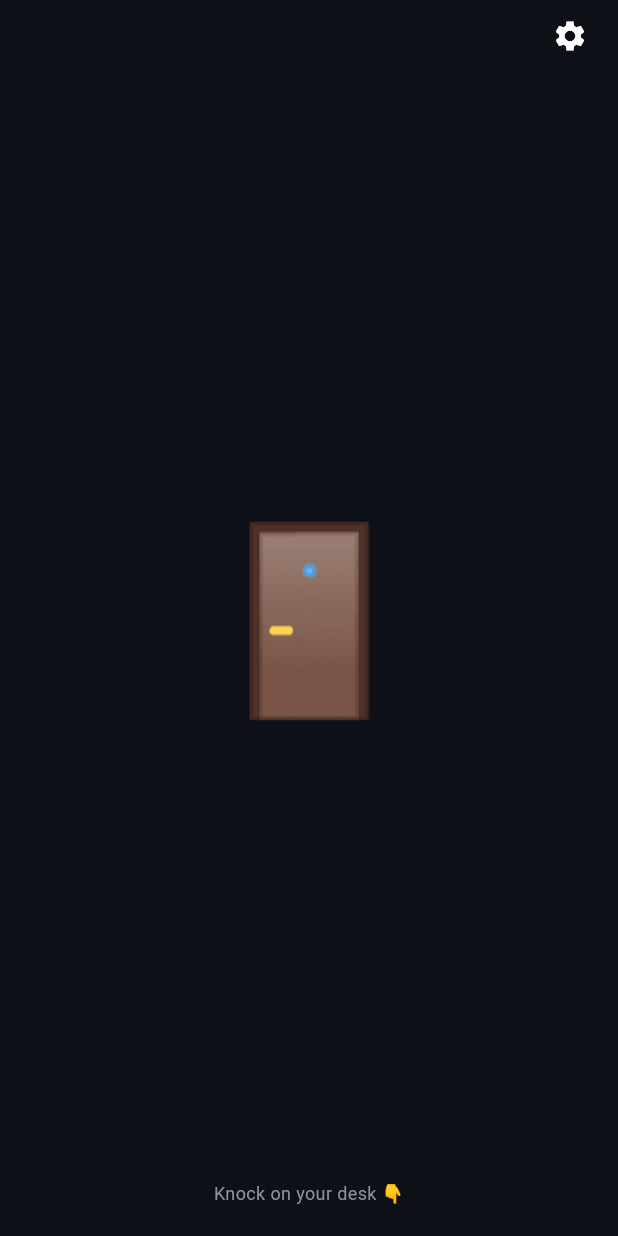
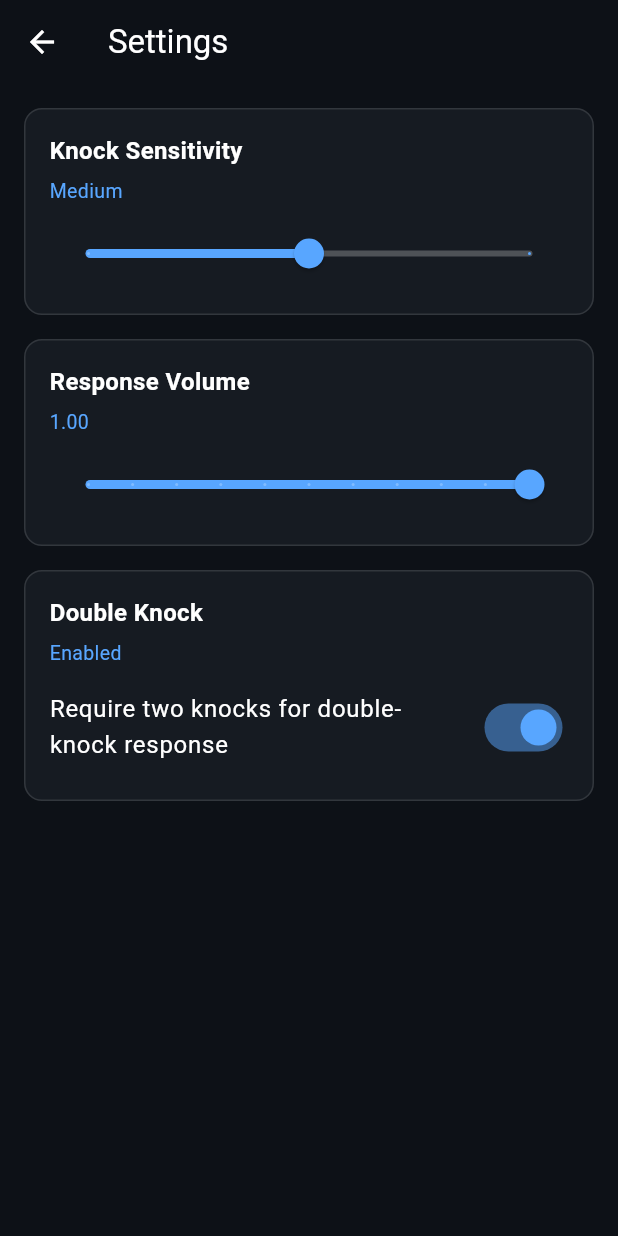
Before and after one commit to HammadAkhtar18/Knockknock, a Flutter app: the screen it shows after launch, after a tap on the "settings" icon, on a phone screen of 412 x 824 dp. Run offline on Flutter 3.47's test engine with Material 3 defaults, Android fonts, the phone set to English and light mode, and no system bars; our stand-ins replace just_audio, permission_handler, sensors_plus, shared_preferences; missing offline and left inert: record.

Commit message:
feat: settings screen with shared_preferences

```diff
--- a/lib/services/knock_detector_service.dart
+++ b/lib/services/knock_detector_service.dart
@@ -61,8 +61,8 @@ class KnockDetectorService {
         _isDesktopPlatform =
             isDesktopPlatform ?? (() => Platform.isWindows || Platform.isMacOS);
 
-  static const double mobileKnockThreshold = 18.0;
-  static const double desktopKnockThresholdDb = -25.0;
+  static const double defaultMobileKnockThreshold = 18.0;
+  static const double defaultDesktopKnockThresholdDb = -25.0;
   static const Duration cooldownDuration = Duration(milliseconds: 600);
   static const Duration doubleKnockWindow = Duration(milliseconds: 400);
   static const Duration desktopSampleInterval = Duration(milliseconds: 100);
@@ -82,6 +82,24 @@ class KnockDetectorService {
   DateTime? _lastKnockAt;
   DateTime? _lastKnockTriggeredAt;
   bool _isRunning = false;
+  bool _doubleKnockEnabled = true;
+  double _mobileKnockThreshold = defaultMobileKnockThreshold;
+  double _desktopKnockThresholdDb = defaultDesktopKnockThresholdDb;
+
+  void updateSensitivityThreshold(double threshold) {
+    if (_isMobilePlatform()) {
+      _mobileKnockThreshold = threshold;
+      return;
+    }
+
+    if (_isDesktopPlatform()) {
+      _desktopKnockThresholdDb = threshold;
+    }
+  }
+
+  void setDoubleKnockEnabled(bool enabled) {
+    _doubleKnockEnabled = enabled;
+  }
 
   Future<void> start() async {
     if (_isRunning) {
@@ -126,14 +144,14 @@ class KnockDetectorService {
 
   @visibleForTesting
   void processMobileMagnitude(double magnitude) {
-    if (magnitude > mobileKnockThreshold) {
+    if (magnitude > _mobileKnockThreshold) {
       _handleKnock();
     }
   }
 
   @visibleForTesting
   void processDesktopAmplitude(double currentDb) {
-    if (currentDb > desktopKnockThresholdDb) {
+    if (currentDb > _desktopKnockThresholdDb) {
       _handleKnock();
     }
   }
@@ -182,7 +200,8 @@ class KnockDetectorService {
     final DateTime? previousKnockAt = _lastKnockAt;
     _lastKnockAt = now;
 
-    if (previousKnockAt != null &&
+    if (_doubleKnockEnabled &&
+        previousKnockAt != null &&
         now.difference(previousKnockAt) <= doubleKnockWindow) {
       _lastKnockTriggeredAt = now;
       onDoubleKnock?.call();
--- a/lib/services/response_audio_service.dart
+++ b/lib/services/response_audio_service.dart
@@ -4,6 +4,7 @@ import 'package:just_audio/just_audio.dart';
 
 abstract class AudioPlayerClient {
   Future<void> setLoopMode(LoopMode mode);
+  Future<void> setVolume(double volume);
   Future<void> stop();
   Future<void> setAsset(String assetPath);
   Future<void> play();
@@ -18,6 +19,9 @@ class JustAudioPlayerClient implements AudioPlayerClient {
 
   @override
   Future<void> setLoopMode(LoopMode mode) => _audioPlayer.setLoopMode(mode);
+
+  @override
+  Future<void> setVolume(double volume) => _audioPlayer.setVolume(volume);
 
   @override
   Future<void> stop() => _audioPlayer.stop();
@@ -79,6 +83,11 @@ class ResponseAudioService {
     }
   }
 
+  Future<void> setVolume(double volume) async {
+    final double safeVolume = volume.clamp(0.0, 1.0);
+    await _audioPlayer.setVolume(safeVolume);
+  }
+
   Future<String> playKnockResponse() async {
     final response = _pickSingleKnockResponse();
     await _playResponse(response);
--- a/lib/ui/knock_home_page.dart
+++ b/lib/ui/knock_home_page.dart
@@ -5,6 +5,7 @@ import 'package:flutter/material.dart';
 import '../services/knock_detector_service.dart';
 import '../services/response_audio_service.dart';
 import 'knock_animation_widget.dart';
+import 'settings_screen.dart';
 
 class KnockHomePage extends StatefulWidget {
   const KnockHomePage({super.key});
@@ -18,6 +19,9 @@ class _KnockHomePageState extends State<KnockHomePage> {
   final ResponseAudioService _audioService = ResponseAudioService();
   final GlobalKey<KnockAnimationWidgetState> _animationKey =
       GlobalKey<KnockAnimationWidgetState>();
+
+  double _currentVolume = 1.0;
+  bool _doubleKnockEnabled = true;
 
   @override
   void initState() {
@@ -48,6 +52,27 @@ class _KnockHomePageState extends State<KnockHomePage> {
     _animationKey.currentState?.triggerDoubleKnock();
   }
 
+  Future<void> _openSettings() async {
+    await Navigator.of(context).push(
+      MaterialPageRoute<void>(
+        builder: (_) => SettingsScreen(
+          initialVolume: _currentVolume,
+          initialDoubleKnock: _doubleKnockEnabled,
+          onSettingsChanged: _onSettingsChanged,
+        ),
+      ),
+    );
+  }
+
+  void _onSettingsChanged(double threshold, double volume, bool doubleKnock) {
+    _detector.updateSensitivityThreshold(threshold);
+    _detector.setDoubleKnockEnabled(doubleKnock);
+    unawaited(_audioService.setVolume(volume));
+
+    _currentVolume = volume;
+    _doubleKnockEnabled = doubleKnock;
+  }
+
   @override
   void dispose() {
     _detector.dispose();
@@ -67,9 +92,7 @@ class _KnockHomePageState extends State<KnockHomePage> {
               child: Padding(
                 padding: const EdgeInsets.only(right: 8),
                 child: IconButton(
-                  onPressed: () {
-                    // Placeholder for settings action.
-                  },
+                  onPressed: _openSettings,
                   icon: const Icon(Icons.settings),
                   color: Colors.white,
                 ),
--- /dev/null
+++ b/lib/ui/settings_screen.dart
@@ -0,0 +1,241 @@
+import 'dart:io';
+
+import 'package:flutter/foundation.dart';
+import 'package:flutter/material.dart';
+import 'package:shared_preferences/shared_preferences.dart';
+
+class SettingsScreen extends StatefulWidget {
+  const SettingsScreen({
+    required this.onSettingsChanged,
+    super.key,
+    this.initialVolume = 1.0,
+    this.initialDoubleKnock = true,
+  });
+
+  final void Function(double threshold, double volume, bool doubleKnock)
+      onSettingsChanged;
+  final double initialVolume;
+  final bool initialDoubleKnock;
+
+  @override
+  State<SettingsScreen> createState() => _SettingsScreenState();
+}
+
+class _SettingsScreenState extends State<SettingsScreen> {
+  static const String _sensitivityKey = 'settings_sensitivity_level';
+  static const String _volumeKey = 'settings_response_volume';
+  static const String _doubleKnockKey = 'settings_double_knock';
+
+  static const double _mobileLow = 22.0;
+  static const double _mobileMedium = 18.0;
+  static const double _mobileHigh = 14.0;
+
+  static const double _desktopLow = -20.0;
+  static const double _desktopMedium = -25.0;
+  static const double _desktopHigh = -30.0;
+
+  static const Color _backgroundColor = Color(0xFF0D1117);
+  static const Color _accentColor = Color(0xFF58A6FF);
+  static const List<String> _sensitivityLabels = <String>[
+    'Low',
+    'Medium',
+    'High',
+  ];
+
+  int _sensitivityIndex = 1;
+  double _volume = 1.0;
+  bool _doubleKnock = true;
+
+  @override
+  void initState() {
+    super.initState();
+    _volume = widget.initialVolume;
+    _doubleKnock = widget.initialDoubleKnock;
+    _loadSettings();
+  }
+
+  Future<void> _loadSettings() async {
+    final SharedPreferences preferences = await SharedPreferences.getInstance();
+    final int sensitivityIndex = preferences.getInt(_sensitivityKey) ?? 1;
+    final double volume = preferences.getDouble(_volumeKey) ?? _volume;
+    final bool doubleKnock =
+        preferences.getBool(_doubleKnockKey) ?? _doubleKnock;
+
+    if (!mounted) {
+      return;
+    }
+
+    setState(() {
+      _sensitivityIndex = sensitivityIndex.clamp(0, 2);
+      _volume = volume.clamp(0.0, 1.0);
+      _doubleKnock = doubleKnock;
+    });
+
+    _notifyChange();
+  }
+
+  Future<void> _persistSettings() async {
+    final SharedPreferences preferences = await SharedPreferences.getInstance();
+    await preferences.setInt(_sensitivityKey, _sensitivityIndex);
+    await preferences.setDouble(_volumeKey, _volume);
+    await preferences.setBool(_doubleKnockKey, _doubleKnock);
+  }
+
+  Future<void> _updateSettings({
+    int? sensitivityIndex,
+    double? volume,
+    bool? doubleKnock,
+  }) async {
+    setState(() {
+      if (sensitivityIndex != null) {
+        _sensitivityIndex = sensitivityIndex;
+      }
+      if (volume != null) {
+        _volume = volume;
+      }
+      if (doubleKnock != null) {
+        _doubleKnock = doubleKnock;
+      }
+    });
+
+    _notifyChange();
+    await _persistSettings();
+  }
+
+  void _notifyChange() {
+    widget.onSettingsChanged(_thresholdForSelection(), _volume, _doubleKnock);
+  }
+
+  double _thresholdForSelection() {
+    final bool isDesktop =
+        !kIsWeb && (Platform.isWindows || Platform.isMacOS || Platform.isLinux);
+
+    if (isDesktop) {
+      switch (_sensitivityIndex) {
+        case 0:
+          return _desktopLow;
+        case 2:
+          return _desktopHigh;
+        case 1:
+        default:
+          return _desktopMedium;
+      }
+    }
+
+    switch (_sensitivityIndex) {
+      case 0:
+        return _mobileLow;
+      case 2:
+        return _mobileHigh;
+      case 1:
+      default:
+        return _mobileMedium;
+    }
+  }
+
+  @override
+  Widget build(BuildContext context) {
+    return Scaffold(
+      backgroundColor: _backgroundColor,
+      appBar: AppBar(
+        backgroundColor: _backgroundColor,
+        foregroundColor: Colors.white,
+        elevation: 0,
+        title: const Text('Settings'),
+      ),
+      body: ListView(
+        padding: const EdgeInsets.all(16),
+        children: <Widget>[
+          _buildCard(
+            title: 'Knock Sensitivity',
+            subtitle: _sensitivityLabels[_sensitivityIndex],
+            child: Slider(
+              value: _sensitivityIndex.toDouble(),
+              min: 0,
+              max: 2,
+              divisions: 2,
+              activeColor: _accentColor,
+              inactiveColor: Colors.white24,
+              label: _sensitivityLabels[_sensitivityIndex],
+              onChanged: (double value) {
+                _updateSettings(sensitivityIndex: value.round());
+              },
+            ),
+          ),
+          const SizedBox(height: 16),
+          _buildCard(
+            title: 'Response Volume',
+            subtitle: _volume.toStringAsFixed(2),
+            child: Slider(
+              value: _volume,
+              min: 0.0,
+              max: 1.0,
+              divisions: 10,
+              activeColor: _accentColor,
+              inactiveColor: Colors.white24,
+              label: _volume.toStringAsFixed(2),
+              onChanged: (double value) {
+                _updateSettings(volume: value);
+              },
+            ),
+          ),
+          const SizedBox(height: 16),
+          _buildCard(
+            title: 'Double Knock',
+            subtitle: _doubleKnock ? 'Enabled' : 'Disabled',
+            child: SwitchListTile(
+              value: _doubleKnock,
+              thumbColor: const WidgetStatePropertyAll<Color>(_accentColor),
+              trackColor: WidgetStatePropertyAll<Color>(
+                _accentColor.withValues(alpha: 0.5),
+              ),
+              contentPadding: EdgeInsets.zero,
+              title: const Text(
+                'Require two knocks for double-knock response',
+                style: TextStyle(color: Colors.white),
+              ),
+              onChanged: (bool value) {
+                _updateSettings(doubleKnock: value);
+              },
+            ),
+          ),
+        ],
+      ),
+    );
+  }
+
+  Widget _buildCard({
+    required String title,
+    required String subtitle,
+    required Widget child,
+  }) {
+    return Container(
+      padding: const EdgeInsets.all(16),
+      decoration: BoxDecoration(
+        color: const Color(0xFF161B22),
+        borderRadius: BorderRadius.circular(12),
+        border: Border.all(color: Colors.white12),
+      ),
+      child: Column(
+        crossAxisAlignment: CrossAxisAlignment.start,
+        children: <Widget>[
+          Text(
+            title,
+            style: const TextStyle(
+              color: Colors.white,
+              fontWeight: FontWeight.w600,
+              fontSize: 16,
+            ),
+          ),
+          const SizedBox(height: 6),
+          Text(
+            subtitle,
+            style: const TextStyle(color: _accentColor, fontSize: 13),
+          ),
+          const SizedBox(height: 8),
+          child,
+        ],
+      ),
+    );
+  }
+}
```
